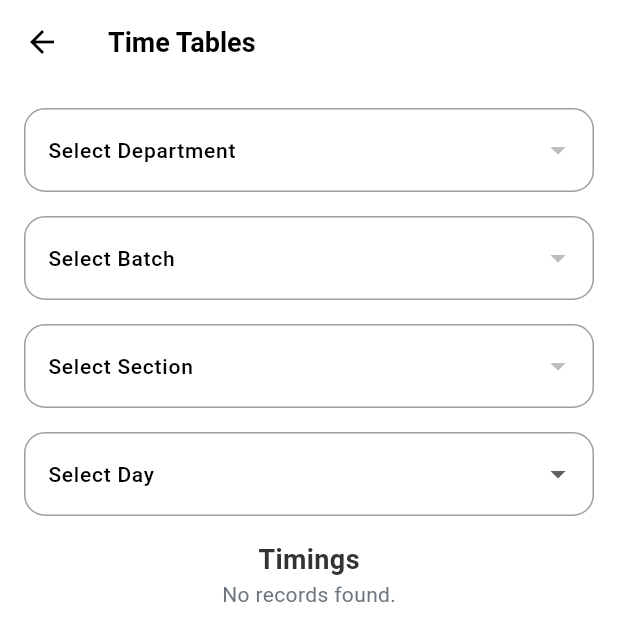
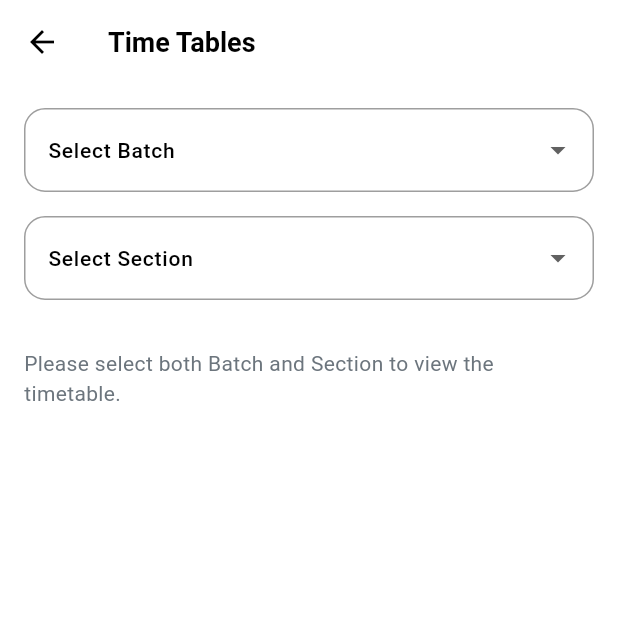
Before and after one commit to mkamranskd/sbbu_sba_it_app, a Flutter app: the screen it shows after launch, after a tap on "Time Tables", on a phone screen of 412 x 824 dp. Shown: the top 641 px of the screen. Run offline on Flutter 3.47's test engine with Material 3 defaults, Android fonts, the phone set to English and light mode, and no system bars; our stand-ins replace cloud_firestore, dio, file_picker, firebase_core, firebase_storage, get and 9 more; accounts and stored records are empty; network calls fail; Roboto replaces fonts that are missing (Poppins).

Commit message:
updating timetable screen

```diff
--- a/lib/book_screen.dart
+++ b/lib/book_screen.dart
@@ -1,9 +1,8 @@
 import 'package:flutter/material.dart';
-import 'package:cloud_firestore/cloud_firestore.dart';
 import 'package:sbbu_sba_it_app/utils/constant/colors.dart';
 import 'package:sbbu_sba_it_app/utils/constant/sizes.dart';
 import 'package:sbbu_sba_it_app/utils/themeapp/custum_theme/text_theme.dart';
-
+import 'package:pinch_zoom/pinch_zoom.dart';
 
 class TimeTableScreen extends StatefulWidget {
   @override
@@ -11,89 +10,26 @@ class TimeTableScreen extends StatefulWidget {
 }
 
 class _TimeTableScreenState extends State<TimeTableScreen> {
-  final FirebaseFirestore _firestore = FirebaseFirestore.instance;
+  // Dropdown options
+  final List<String> batches = ['21', '22', '23', '24'];
+  final List<String> sections = ['A', 'B'];
 
-  List<String> departments = [];
-  List<String> batches = [];
-  List<String> sections = [];
-  List<String> days = ['Monday', 'Tuesday', 'Wednesday', 'Thursday', 'Friday', 'Saturday', 'Sunday'];
-
-  String? selectedDepartment;
   String? selectedBatch;
   String? selectedSection;
-  String? selectedDay;
-
-  Stream<QuerySnapshot>? _timetableStream;
-
-  @override
-  void initState() {
-    super.initState();
-    fetchDropdownValues();
-  }
-
-  Future<void> fetchDropdownValues() async {
-    try {
-      final departmentSnapshot = await _firestore.collection('timetable').get();
-      setState(() {
-        departments = departmentSnapshot.docs.map((doc) => doc['department'] as String).toSet().toList();
-        batches = departmentSnapshot.docs.map((doc) => doc['batch'] as String).toSet().toList();
-        sections = departmentSnapshot.docs.map((doc) => doc['section'] as String).toSet().toList();
-      });
-    } catch (error) {
-      print("Error fetching dropdown values: $error");
-    }
-  }
-
-  void fetchTimetable() {
-    if (selectedDepartment != null && selectedBatch != null && selectedSection != null && selectedDay != null) {
-      setState(() {
-        _timetableStream = _firestore
-            .collection('timetable')
-            .where('department', isEqualTo: selectedDepartment)
-            .where('batch', isEqualTo: selectedBatch)
-            .where('section', isEqualTo: selectedSection)
-            .where('day', isEqualTo: selectedDay)
-            .snapshots();
-      });
-    } else {
-      setState(() {
-        _timetableStream = null;
-      });
-    }
-  }
 
   @override
   Widget build(BuildContext context) {
     return Scaffold(
       appBar: AppBar(
         title: const Text('Time Tables'),
-        backgroundColor: ITColors.primary, // Applying custom primary color
+        backgroundColor: ITColors.primary, // Custom primary color
       ),
       body: SingleChildScrollView(
-        padding: EdgeInsets.all(ITSizes.md), // Applying custom padding
+        padding: EdgeInsets.all(ITSizes.md), // Custom padding
         child: Column(
+          crossAxisAlignment: CrossAxisAlignment.stretch,
           children: [
-            DropdownButtonFormField<String>(
-              decoration: InputDecoration(
-                labelText: "Select Department",
-                border: OutlineInputBorder(),
-              ),
-              value: selectedDepartment,
-              onChanged: (value) {
-                setState(() {
-                  selectedDepartment = value;
-                  fetchTimetable();
-                });
-              },
-              items: departments.map((String department) {
-                return DropdownMenuItem<String>(
-                  value: department,
-                  child: Text(department),
-                );
-              }).toList(),
-            ),
-            SizedBox(height: ITSizes.md), // Applying custom spacing
-
+            // Batch Dropdown
             DropdownButtonFormField<String>(
               decoration: InputDecoration(
                 labelText: "Select Batch",
@@ -103,7 +39,6 @@ class _TimeTableScreenState extends State<TimeTableScreen> {
               onChanged: (value) {
                 setState(() {
                   selectedBatch = value;
-                  fetchTimetable();
                 });
               },
               items: batches.map((String batch) {
@@ -113,8 +48,9 @@ class _TimeTableScreenState extends State<TimeTableScreen> {
                 );
               }).toList(),
             ),
-            SizedBox(height: ITSizes.md), // Applying custom spacing
+            SizedBox(height: ITSizes.md), // Custom spacing
 
+            // Section Dropdown
             DropdownButtonFormField<String>(
               decoration: InputDecoration(
                 labelText: "Select Section",
@@ -124,7 +60,6 @@ class _TimeTableScreenState extends State<TimeTableScreen> {
               onChanged: (value) {
                 setState(() {
                   selectedSection = value;
-                  fetchTimetable();
                 });
               },
               items: sections.map((String section) {
@@ -134,88 +69,40 @@ class _TimeTableScreenState extends State<TimeTableScreen> {
                 );
               }).toList(),
             ),
-            SizedBox(height: ITSizes.md), // Applying custom spacing
+            SizedBox(height: ITSizes.md * 2), // Custom spacing
 
-            DropdownButtonFormField<String>(
-              decoration: InputDecoration(
-                labelText: "Select Day",
-                border: OutlineInputBorder(),
-              ),
-              value: selectedDay,
-              onChanged: (value) {
-                setState(() {
-                  selectedDay = value;
-                  fetchTimetable();
-                });
-              },
-              items: days.map((String day) {
-                return DropdownMenuItem<String>(
-                  value: day,
-                  child: Text(day),
-                );
-              }).toList(),
-            ),
-            SizedBox(height: ITSizes.md), // Applying custom spacing
-
-            Center(
-              child: Text(
-                "Timings",
+            // Display timetable image based on selection
+            if (selectedBatch != null && selectedSection != null)
+              Column(
+                children: [
+                  Text(
+                    "Timetable for Batch $selectedBatch - Section $selectedSection",
                     style: ITTextTheme.lightTextTheme.headlineMedium!.copyWith(
                       fontWeight: FontWeight.bold,
-                  fontSize: ITSizes.fontSizeLg, // Applying custom font size
-                  color: ITColors.textPrimary, // Applying custom text color
+                      fontSize: ITSizes.fontSizeLg, // Custom font size
+                      color: ITColors.textPrimary, // Custom text color
+                    ),
+                  ),
+                  SizedBox(height: ITSizes.md),
+                  PinchZoom(
+                    maxScale: 3,
+                    child: Image.asset(
+                      'assets/timetableimages/batch${selectedBatch!}${selectedSection!.toLowerCase()}.png', // Adjusted dynamic image path
+                      fit: BoxFit.cover,
+                      errorBuilder: (context, error, stackTrace) => Text(
+                        'Image not found for Batch $selectedBatch and Section $selectedSection.',
+                        style: TextStyle(color: ITColors.textSecondary),
                       ),
                     ),
                   ),
-
-            StreamBuilder<QuerySnapshot>(
-              stream: _timetableStream,
-              builder: (context, snapshot) {
-                if (snapshot.connectionState == ConnectionState.waiting) {
-                  return Center(child: CircularProgressIndicator(color: ITColors.accent)); // Custom progress indicator color
-                }
-
-                if (snapshot.hasError) {
-                  return Center(child: Text('Error: ${snapshot.error}', style: TextStyle(color: ITColors.textSecondary)));
-                }
-
-                if (!snapshot.hasData || snapshot.data!.docs.isEmpty) {
-                  return Center(
+                ],
+              )
+            else
+              Center(
                 child: Text(
-                      'No records found.',
-                      style: TextStyle(color: ITColors.textSecondary), // Custom text color
+                  "Please select both Batch and Section to view the timetable.",
+                  style: TextStyle(color: ITColors.textSecondary), // Custom text style
                 ),
-                  );
-                }
-
-                return ListView.builder(
-                  shrinkWrap: true,
-                  physics: NeverScrollableScrollPhysics(),
-                  itemCount: snapshot.data!.docs.length,
-                  itemBuilder: (context, index) {
-                    var doc = snapshot.data!.docs[index];
-                    return ListTile(
-                      title: Text(
-                        "${doc['batch']} ${doc['section']} - ${doc['day']}",
-                        style: ITTextTheme.lightTextTheme.titleMedium!.copyWith(
-                          fontWeight: FontWeight.bold,
-                          fontSize: ITSizes.fontSizeLg,
-                          color: ITColors.textPrimary, // Custom text color
-                        ),
-                      ),
-                      subtitle: Column(
-                        crossAxisAlignment: CrossAxisAlignment.start,
-                        children: [
-                          Text("Teacher: ${doc['teacher']}", style: ITTextTheme.lightTextTheme.bodyMedium!.copyWith(color: ITColors.textSecondary)),
-                          Text("Room: ${doc['room']}", style: ITTextTheme.lightTextTheme.bodyMedium!.copyWith(color: ITColors.textSecondary)),
-                          Text("Time: ${doc['time']}", style: ITTextTheme.lightTextTheme.bodyMedium!.copyWith(color: ITColors.textSecondary)),
-                        ],
-                      ),
-                      leading: Icon(Icons.schedule, color: ITColors.accent),
-                    );
-                  },
-                );
-              },
               ),
           ],
         ),
--- a/pubspec.yaml
+++ b/pubspec.yaml
@@ -56,6 +56,7 @@ dependencies:
   zoom_tap_animation: ^1.1.0
   webview_flutter: ^4.0.1
   icons_plus: ^5.0.0
+  pinch_zoom: ^2.0.0
 
 
 
@@ -94,6 +95,7 @@ flutter:
     - assets/iconimages/.
     - assets/files/.
     - assets/images/.
+    - assets/timetableimages/
 
   # An image asset can refer to one or more resolution-specific "variants", see
   # https://flutter.dev/assets-and-images/#resolution-aware
```
Also changed, not shown: assets/timetableimages/batch21a.png (added), assets/timetableimages/batch21b.png (added), assets/timetableimages/batch22a.png (added), assets/timetableimages/batch22b.png (added), assets/timetableimages/batch23a.png (added), assets/timetableimages/batch23b.png (added), pubspec.lock. Lines whose indentation alone changed are shown as unchanged.
